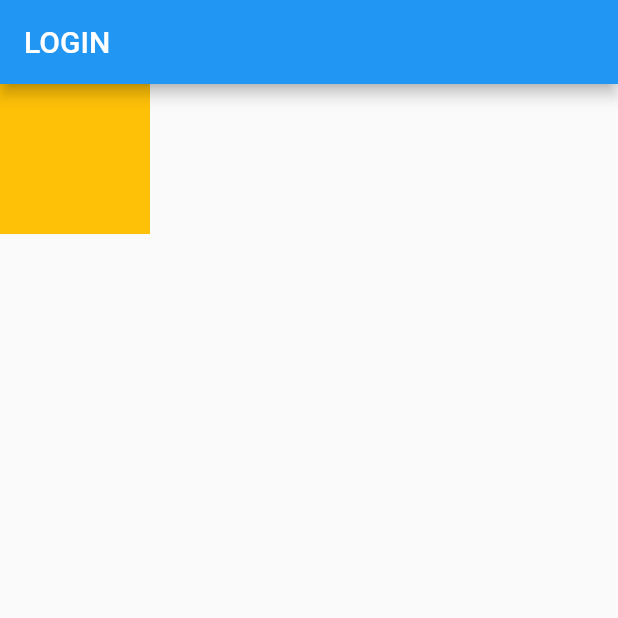
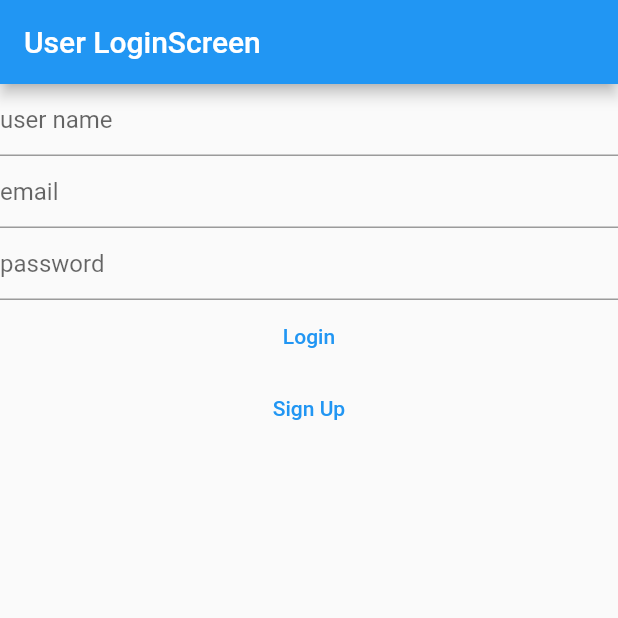
Before and after one commit to riqi3/UntitledProject, a Flutter app: the screen it shows after launch, on a phone screen of 412 x 824 dp, the top half of it. Run offline on Flutter 3.47's test engine with Material 2 defaults, Android fonts, the light colour scheme and no system bars; our stand-ins replace get.

Commit message:
login page ui draft

```diff
--- /dev/null
+++ b/untitled_project/lib/Authentication/LoginScreen.dart
@@ -0,0 +1,170 @@
+import 'package:flutter/material.dart';
+
+class LoginScreen extends StatefulWidget {
+  const LoginScreen({super.key});
+
+  @override
+  State<LoginScreen> createState() => _LoginScreenState();
+}
+
+class _LoginScreenState extends State<LoginScreen> {
+  var formKey = GlobalKey<FormState>();
+  final TextEditingController _nameController = TextEditingController();
+  final TextEditingController _emailController = TextEditingController();
+  final TextEditingController _passwordController = TextEditingController();
+
+  String _username = "";
+  String _email = "";
+  String _password = "";
+  // FormType _form = FormType.login;
+
+  _LoginPageState() {
+    _nameController.addListener(_usernameListen);
+    _emailController.addListener(_emailListen);
+    _passwordController.addListener(_passwordListen);
+  }
+
+  void _emailListen() {
+    if (_emailController.text.isEmpty) {
+      _email = "";
+    } else {
+      _email = _emailController.text;
+    }
+  }
+
+  void _usernameListen() {
+    if (_nameController.text.isEmpty) {
+      _username = '';
+    } else {
+      _username = _nameController.text;
+    }
+  }
+
+  void _passwordListen() {
+    if (_passwordController.text.isEmpty) {
+      _password = "";
+    } else {
+      _password = _passwordController.text;
+    }
+  }
+
+  void clearText() {
+    if (_nameController.text.isNotEmpty &&
+        _emailController.text.isNotEmpty &&
+        _passwordController.text.isNotEmpty) {
+      _nameController.clear();
+      _emailController.clear();
+      _passwordController.clear();
+    }
+  }
+
+  void _loginPressed() async {
+    print('The user wants to login with $_email and $_password');
+  }
+
+  @override
+  Widget build(BuildContext context) {
+    return Scaffold(
+      appBar: AppBar(
+        title: const Text('User LoginScreen'),
+      ),
+      body: LayoutBuilder(builder: (context, cons) {
+        return ConstrainedBox(
+          constraints: BoxConstraints(
+            minHeight: cons.maxHeight,
+          ),
+          child: SingleChildScrollView(
+            child: Column(
+              children: [
+                Form(
+                  key: formKey,
+                  child: Column(
+                    children: [
+                      TextFormField(
+                        controller: _nameController,
+                        validator: (value) =>
+                            value == '' ? 'Please input username' : null,
+                        decoration: const InputDecoration(
+                          hintText: 'user name',
+                        ),
+                      ),
+                      TextFormField(
+                        controller: _emailController,
+                        validator: (value) =>
+                            value == '' ? 'Please input email' : null,
+                        decoration: const InputDecoration(
+                          hintText: 'email',
+                        ),
+                      ),
+                      TextFormField(
+                        controller: _passwordController,
+                        // obscureText: true,
+                        validator: (value) =>
+                            value == '' ? 'Please input password' : null,
+                        decoration: const InputDecoration(
+                          hintText: 'password',
+                        ),
+                      ),
+                      TextButton(
+                        onPressed: () async {
+                          // var loginResponse = await authService.userAuth(
+                          //     _nameController.text,
+                          //     _emailController.text,
+                          //     _passwordController.text);
+
+                          // if (loginResponse.runtimeType == String) {
+                          //   showDialog(
+                          //     context: context,
+                          //     builder: (context) {
+                          //       return Dialog(
+                          //         alignment: Alignment.center,
+                          //         child: Container(
+                          //           height: 100,
+                          //           width: 200,
+                          //           decoration: const BoxDecoration(),
+                          //           child: Text(
+                          //             loginResponse.toString(),
+                          //           ),
+                          //         ),
+                          //       );
+                          //     },
+                          //   );
+                          // } else if (loginResponse.runtimeType == User) {
+                          //   User user = loginResponse;
+                          //   context.read<UserCubit>().emit(user);
+                          //   clearText();
+                          //   Get.to(const HomeScreen());
+                          // }
+// clearText();
+//                             Get.to(HomeScreen());
+                        },
+                        child: const Text(
+                          "Login",
+                          style: TextStyle(),
+                        ),
+                      ),
+                    ],
+                  ),
+                ),
+                Row(
+                  mainAxisAlignment: MainAxisAlignment.center,
+                  children: [
+                    TextButton(
+                      onPressed: () {
+                        // Get.to(const RegisterScreen());
+                      },
+                      child: const Text(
+                        "Sign Up",
+                        style: TextStyle(),
+                      ),
+                    ),
+                  ],
+                ),
+              ],
+            ),
+          ),
+        );
+      }),
+    );
+  }
+}
--- a/untitled_project/lib/LoginScreen.dart
+++ /dev/null
@@ -1,24 +0,0 @@
-import 'package:flutter/material.dart';
-
-class LoginScreen extends StatefulWidget {
-  const LoginScreen({super.key});
-
-  @override
-  State<LoginScreen> createState() => _LoginScreenState();
-}
-
-class _LoginScreenState extends State<LoginScreen> {
-  @override
-  Widget build(BuildContext context) {
-    return Scaffold(
-      appBar: AppBar(
-        title: Text('LOGIN'),
-      ),
-      body: Container(
-        color: Colors.amber,
-        width: 100,
-        height: 100,
-      ),
-    );
-  }
-}
--- a/untitled_project/lib/main.dart
+++ b/untitled_project/lib/main.dart
@@ -3,7 +3,7 @@ import 'package:flutter/material.dart';
 import 'package:get/get.dart';
 import 'package:provider/provider.dart';
 
-import 'LoginScreen.dart';
+import 'Authentication/LoginScreen.dart';
 import 'TestProvider.dart';
 
 void main() async {
```
